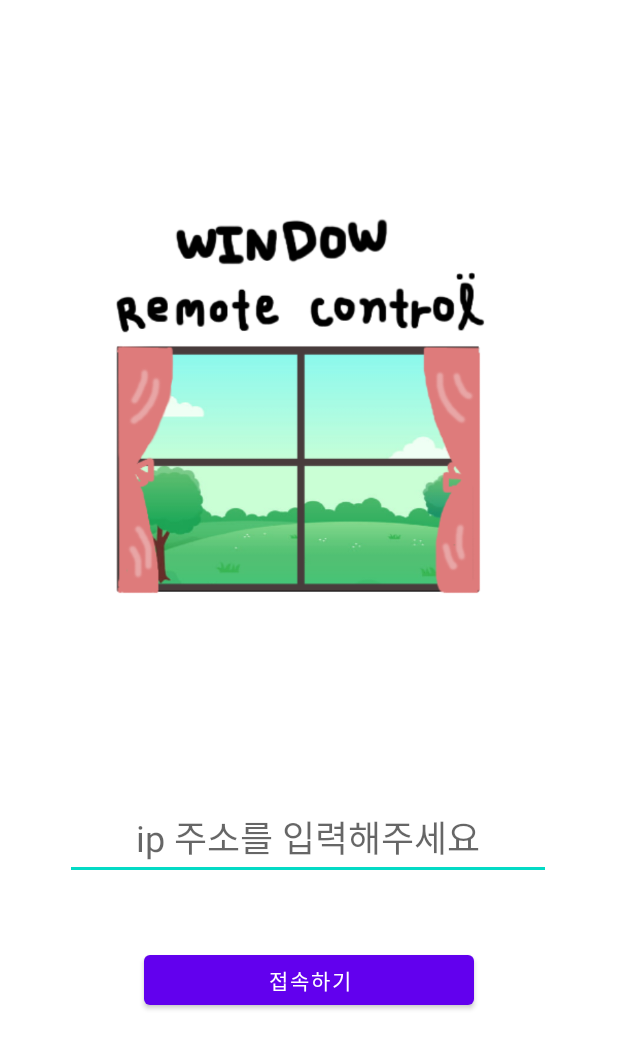
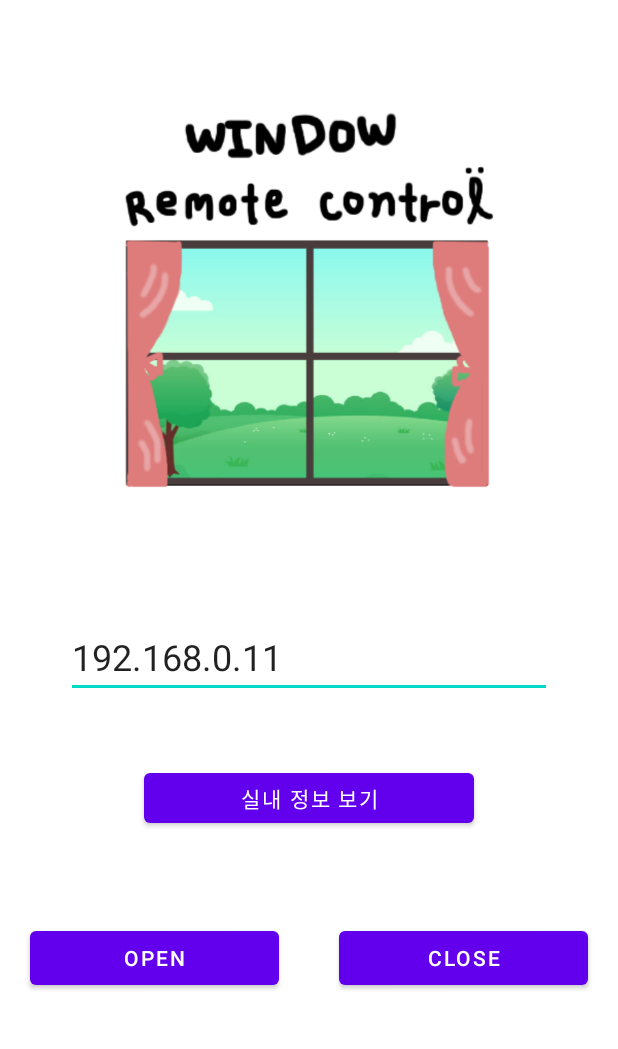
Before and after one commit to chawonlee/window_remote, an Android app: the screen it shows after launch (MainActivity), on a phone screen of 412 x 824 dp. Shown: the top 1049 px of the screen. Run offline under Robolectric (Android 15) with nearby library versions, the light colour scheme and no system bars.

Commit message:
no message

```diff
--- a/app/src/main/java/com/cookandriod/window_remote/MainActivity.java
+++ b/app/src/main/java/com/cookandriod/window_remote/MainActivity.java
@@ -1,20 +1,30 @@
 package com.cookandriod.window_remote;
+
+import android.content.Intent;
+import android.os.Handler;
+import android.support.v7.app.ActionBar;
+import android.support.v7.app.AppCompatActivity;
+import android.os.Bundle;
+import android.view.View;
+import android.widget.Button;
+import android.widget.EditText;
+import android.widget.TextView;
 
 import androidx.appcompat.app.ActionBar;
 import androidx.appcompat.app.AppCompatActivity;
 
-import android.content.Intent;
-import android.os.Bundle;
-import android.view.View;
-import android.view.Window;
-import android.widget.Button;
-import android.widget.EditText;
+import java.io.BufferedReader;
+import java.io.PrintWriter;
+import java.net.Socket;
+import java.net.URL;
 
 public class MainActivity extends AppCompatActivity {
+
     private static Button web_go;
     public static String texr;
     private EditText my_ip;
 
+    private static Button open1, close1;
 
     @Override
     protected void onCreate(Bundle savedInstanceState) {
@@ -29,10 +39,8 @@ public class MainActivity extends AppCompatActivity {
         my_ip = (EditText) findViewById(R.id.my_ip);
         texr=my_ip.getText().toString();
 
-
         //웹으로 접속하는 버튼
         web_go=(Button) findViewById(R.id.web_go);
-
 
         web_go.setOnClickListener(new View.OnClickListener() {
             @Override
@@ -42,5 +50,25 @@ public class MainActivity extends AppCompatActivity {
             }
         });
 
+        open1=(Button) findViewById(R.id.open1);
+        close1=(Button) findViewById(R.id.close1);
+
+        open1.setOnClickListener(new View.OnClickListener() {
+            @Override
+            public void onClick(View v) {
+                Open process1 = new Open();
+                process1.execute();
+
+            }
+        });
+
+        close1.setOnClickListener(new View.OnClickListener() {
+            @Override
+            public void onClick(View v) {
+                Close process1 = new Close();
+                process1.execute();
+
+            }
+        });
     }
 }
--- a/app/src/main/res/layout/activity_main.xml
+++ b/app/src/main/res/layout/activity_main.xml
@@ -1,50 +1,59 @@
 <?xml version="1.0" encoding="utf-8"?>
-<androidx.constraintlayout.widget.ConstraintLayout xmlns:android="http://schemas.android.com/apk/res/android"
+<LinearLayout xmlns:android="http://schemas.android.com/apk/res/android"
     xmlns:app="http://schemas.android.com/apk/res-auto"
     xmlns:tools="http://schemas.android.com/tools"
     android:layout_width="match_parent"
     android:layout_height="match_parent"
+    android:orientation="vertical"
     tools:context=".MainActivity">
+
+    <ImageView
+        android:layout_width="254dp"
+        android:layout_height="311dp"
+        android:layout_marginTop="40dp"
+        android:layout_marginBottom="60dp"
+        android:layout_gravity="center"
+        app:srcCompat="@drawable/window_mainimage"/>
 
     <EditText
         android:id="@+id/my_ip"
         android:layout_width="324dp"
         android:layout_height="54dp"
-        android:layout_marginStart="20dp"
-        android:layout_marginLeft="20dp"
-        android:layout_marginEnd="20dp"
-        android:layout_marginRight="20dp"
+        android:layout_gravity="center"
         android:layout_marginBottom="44dp"
-        android:gravity="center"
         android:hint="ip 주소를 입력해주세요"
-        android:textSize="24sp"
-        app:layout_constraintBottom_toTopOf="@+id/web_go"
-        app:layout_constraintEnd_toEndOf="parent"
-        app:layout_constraintHorizontal_bias="0.489"
-        app:layout_constraintStart_toStartOf="parent" />
+        android:textSize="24dp"
+        android:text="192.168.0.11"/>
 
     <Button
-        android:id="@+id/web_go"
         android:layout_width="220dp"
         android:layout_height="45dp"
-        android:layout_marginBottom="148dp"
-        android:text="접속하기"
-        app:layout_constraintBottom_toBottomOf="parent"
-        app:layout_constraintEnd_toEndOf="parent"
-        app:layout_constraintStart_toStartOf="parent" />
+        android:layout_gravity="center"
+        android:layout_marginBottom="40dp"
+        android:text="실내 정보 보기"
+        android:id="@+id/web_go"/>
 
-    <ImageView
-        android:id="@+id/imageView2"
-        android:layout_width="254dp"
-        android:layout_height="311dp"
-        android:layout_marginTop="20dp"
-        android:layout_marginBottom="20dp"
-        app:layout_constraintBottom_toTopOf="@+id/my_ip"
-        app:layout_constraintEnd_toEndOf="parent"
-        app:layout_constraintHorizontal_bias="0.462"
-        app:layout_constraintStart_toStartOf="parent"
-        app:layout_constraintTop_toTopOf="parent"
-        app:srcCompat="@drawable/window_mainimage" />
+    <LinearLayout
+        android:layout_width="match_parent"
+        android:layout_height="wrap_content"
+        android:layout_weight="2"
+        android:orientation="horizontal">
 
+        <Button
+            android:id="@+id/open1"
+            android:layout_width="wrap_content"
+            android:layout_height="wrap_content"
+            android:layout_weight="1"
+            android:layout_margin="20dp"
+            android:text="open" />
 
-</androidx.constraintlayout.widget.ConstraintLayout>
+        <Button
+            android:id="@+id/close1"
+            android:layout_width="wrap_content"
+            android:layout_height="wrap_content"
+            android:layout_weight="1"
+            android:layout_margin="20dp"
+            android:text="close" />
+    </LinearLayout>
+
+</LinearLayout>
```
Also changed, not shown: app/src/main/java/com/cookandriod/window_remote/Close.java (+39 -1 lines), app/src/main/java/com/cookandriod/window_remote/Open.java (+44 -1 lines), app/src/main/java/com/cookandriod/window_remote/web_open.java (+7 -2 lines).
